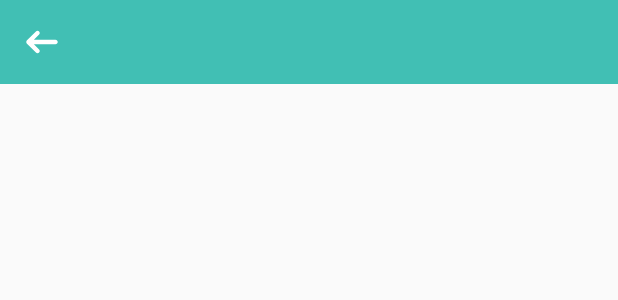
After one commit to pathakharsh78/HelmetSmart, an Android app: the layout toolbar_custom_layout.xml on its own in the app's theme, with its tools: preview values and no code run, on a phone screen of 412 x 824 dp. The commit adds this screen. Shown: the top 300 px of the screen. Run offline under Robolectric (Android 15) with nearby library versions, the phone set to English and light mode, and no system bars.

Commit message:
Pairing Confirmation XML Design

```diff
--- a/app/src/main/AndroidManifest.xml
+++ b/app/src/main/AndroidManifest.xml
@@ -3,13 +3,16 @@
     package="com.helmetsmart.app">
 
     <application
+        android:name=".application.HelmetSmartApplication"
         android:allowBackup="true"
         android:icon="@mipmap/ic_launcher"
         android:label="@string/app_name"
         android:roundIcon="@mipmap/ic_launcher_round"
         android:supportsRtl="true"
         android:theme="@style/AppTheme">
-        <activity android:name=".PairingConfirmationActivity">
+        <activity
+            android:name=".activity.PairingConfirmationActivity"
+            android:screenOrientation="sensorPortrait">
             <intent-filter>
                 <action android:name="android.intent.action.MAIN" />
 
--- /dev/null
+++ b/app/src/main/res/drawable/ic_back_arrow.xml
@@ -0,0 +1,9 @@
+<vector xmlns:android="http://schemas.android.com/apk/res/android"
+    android:width="24dp"
+    android:height="24dp"
+    android:viewportHeight="32.0"
+    android:viewportWidth="32.0">
+    <path
+        android:fillColor="#FFFFFFFF"
+        android:pathData="M28,14H8.8l4.62,-4.62C13.81,8.99 14,8.52 14,8c0,-0.98 -0.81,-2 -2,-2c-0.53,0 -0.99,0.19 -1.38,0.58l-7.96,7.96C2.33,14.87 2,15.27 2,16s0.28,1.08 0.65,1.45l7.97,7.97C11.01,25.81 11.47,26 12,26c1.19,0 2,-1.02 2,-2c0,-0.52 -0.19,-0.99 -0.58,-1.38L8.8,18H28c1.1,0 2,-0.9 2,-2S29.1,14 28,14z" />
+</vector>
--- /dev/null
+++ b/app/src/main/res/layout/toolbar_custom_layout.xml
@@ -0,0 +1,31 @@
+<?xml version="1.0" encoding="utf-8"?>
+<RelativeLayout xmlns:android="http://schemas.android.com/apk/res/android"
+    xmlns:app="http://schemas.android.com/apk/res-auto"
+    android:layout_width="match_parent"
+    android:layout_height="?android:attr/actionBarSize"
+    android:background="@color/colorPrimary"
+    android:orientation="vertical">
+
+    <ImageView
+        android:id="@+id/imgBackArrow"
+        android:layout_width="wrap_content"
+        android:layout_height="match_parent"
+        android:background="?selectableItemBackgroundBorderless"
+        android:contentDescription="@string/app_name"
+        android:padding="16dp"
+        app:srcCompat="@drawable/ic_back_arrow" />
+
+    <TextView
+        android:id="@+id/txtToolbarTitle"
+        android:layout_width="wrap_content"
+        android:layout_height="wrap_content"
+        android:layout_centerVertical="true"
+        android:layout_marginLeft="8dp"
+        android:layout_marginStart="8dp"
+        android:layout_toEndOf="@+id/imgBackArrow"
+        android:layout_toRightOf="@+id/imgBackArrow"
+        android:textColor="@color/colorAccent"
+        android:textSize="20sp"
+        android:textStyle="bold" />
+
+</RelativeLayout>
--- a/app/src/main/res/values/colors.xml
+++ b/app/src/main/res/values/colors.xml
@@ -1,6 +1,9 @@
 <?xml version="1.0" encoding="utf-8"?>
 <resources>
-    <color name="colorPrimary">#3F51B5</color>
-    <color name="colorPrimaryDark">#303F9F</color>
-    <color name="colorAccent">#FF4081</color>
+    <color name="colorPrimary">#41BFB4</color>
+    <color name="colorPrimaryDark">#319088</color>
+    <color name="colorAccent">#004667</color>
+
+    <color name="btn_color">#34A7A5</color>
+    <color name="btn_border">#A3BCC9</color>
 </resources>
--- a/app/src/main/res/values/styles.xml
+++ b/app/src/main/res/values/styles.xml
@@ -1,7 +1,7 @@
 <resources>
 
     <!-- Base application theme. -->
-    <style name="AppTheme" parent="Theme.AppCompat.Light.DarkActionBar">
+    <style name="AppTheme" parent="Theme.AppCompat.Light.NoActionBar">
         <!-- Customize your theme here. -->
         <item name="colorPrimary">@color/colorPrimary</item>
         <item name="colorPrimaryDark">@color/colorPrimaryDark</item>
```
Also changed, not shown: app/build.gradle (+15 -1 lines), app/src/main/java/com/helmetsmart/app/PairingConfirmationActivity.java (deleted, +0 -16 lines), app/src/main/java/com/helmetsmart/app/activity/PairingConfirmationActivity.java (added, +57 -0 lines), app/src/main/java/com/helmetsmart/app/application/HelmetSmartApplication.java (added, +28 -0 lines), app/src/main/res/drawable/btn_background.xml (added, +12 -0 lines), app/src/main/res/layout/activity_pairing_confirmation.xml (+69 -11 lines), app/src/main/res/values/strings.xml (+10 -0 lines), app/src/main/assets/fonts/Avenir-Roman.ttf (added), app/src/main/res/drawable-hdpi/ic_app_background.png (added), app/src/main/res/drawable-hdpi/ic_helmets.png (added), app/src/main/res/drawable-xhdpi/ic_app_background.png (added), app/src/main/res/drawable-xhdpi/ic_helmets.png (added), app/src/main/res/drawable-xxhdpi/ic_app_background.png (added), app/src/main/res/drawable-xxhdpi/ic_helmets.png (added).
